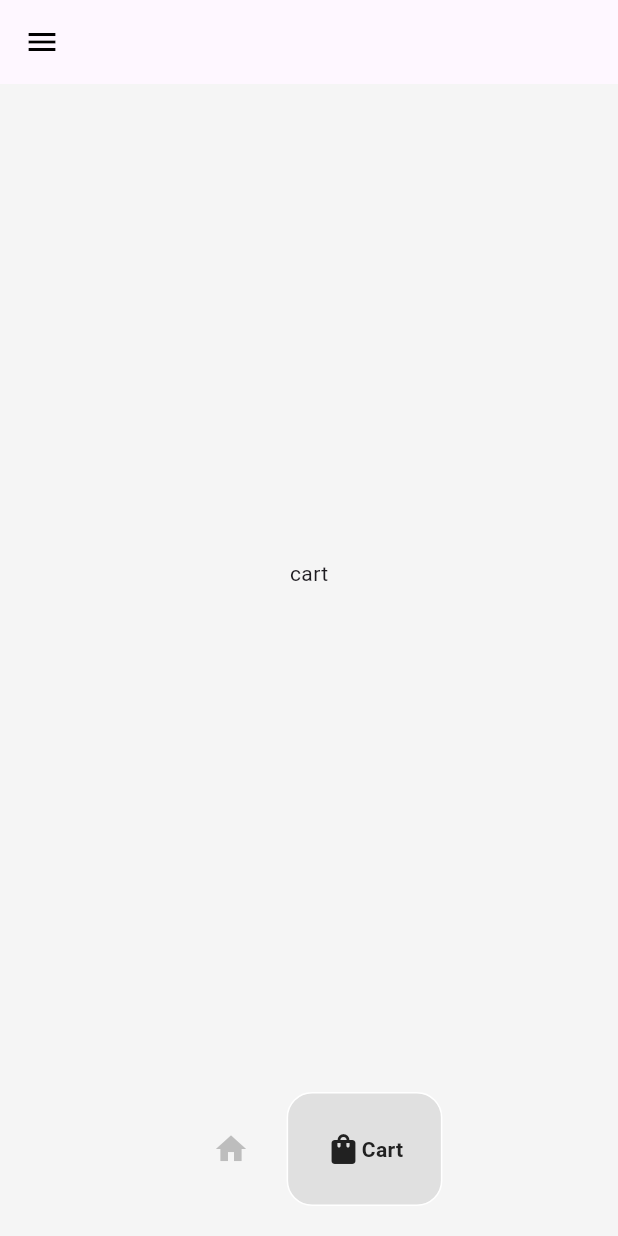
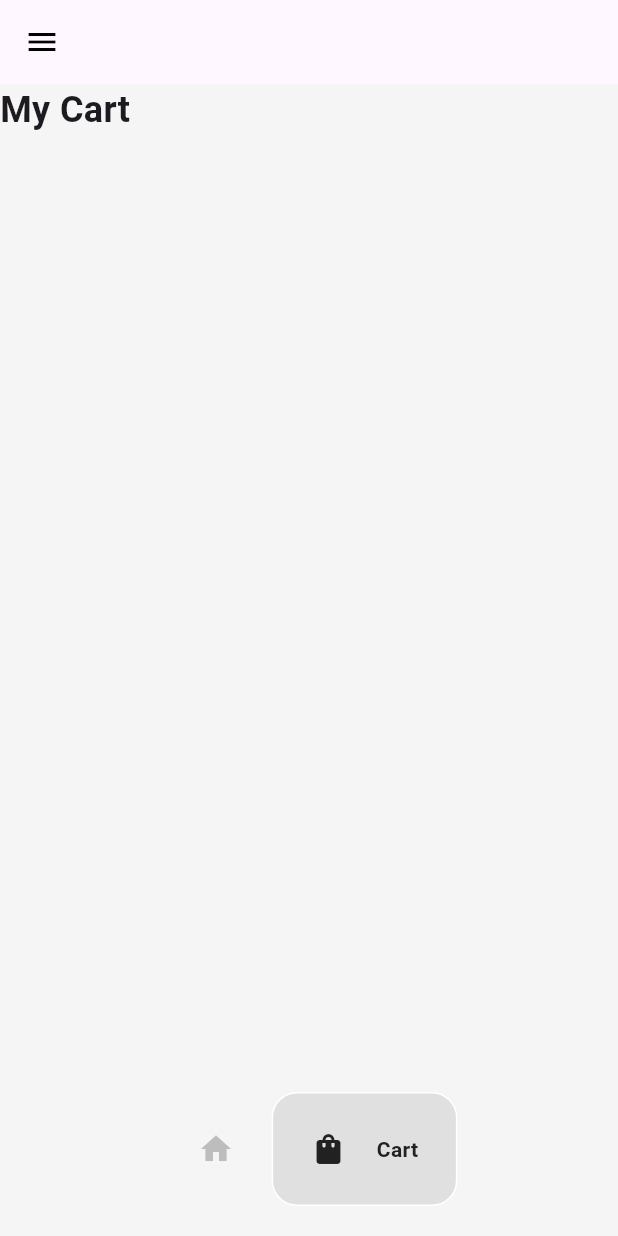
Before and after one commit to 12kishansingh/e_commorce_app, a Flutter app: the HomePage screen opened directly, item 2 of the bottom bar chosen, on a phone screen of 412 x 824 dp. Run offline on Flutter 3.47's test engine with Material 3 defaults, Android fonts, the phone set to English and light mode, and no system bars; drawn by our look-alikes of google_nav_bar.

Commit message:
add item to the cart

```diff
--- a/lib/components/google_nav_bar.dart
+++ b/lib/components/google_nav_bar.dart
@@ -17,6 +17,7 @@
         tabBackgroundColor: Colors.grey.shade300,
         mainAxisAlignment: MainAxisAlignment.center,
         tabBorderRadius: 17,
+        gap: 20,
         onTabChange: (value)=>onTabChange!(value),
         tabs: [
           GButton(
--- a/lib/pages/cart_page.dart
+++ b/lib/pages/cart_page.dart
@@ -1,18 +1,43 @@
+import 'package:e_commorce_app/components/cart_items.dart';
+import 'package:e_commorce_app/models/cart.dart';
+import 'package:e_commorce_app/models/shoe.dart';
 import 'package:flutter/material.dart';
+import 'package:provider/provider.dart';
 
-class CartPage extends StatefulWidget {
+class CartPage extends StatelessWidget {
   const CartPage({super.key});
 
   @override
-  State<CartPage> createState() => _CartPageState();
-}
+  Widget build(BuildContext context) {
+    return Consumer<Cart>(
+        builder: (context, value, child) => Column(
+          crossAxisAlignment: CrossAxisAlignment.start,
 
-class _CartPageState extends State<CartPage> {
-  @override
-  Widget build(BuildContext context) {
-    return const Center(
-      child:
-      Text('cart'),
-    );
+              children: [
+                // headin
+                Text(
+                  'My Cart',
+                  style: TextStyle(
+                    fontWeight: FontWeight.bold,
+                    fontSize: 24,
+                  ),
+                ),
+                const SizedBox(height: 20),
+                Expanded(
+                  child: ListView.builder(
+                    itemCount: value.getusercart().length,
+                    itemBuilder: (context, index) {
+                      // get individula shoe
+                      Shoe individualshoe = value.getusercart()[index];
+
+                      // return the cart item
+                      return CartItem(
+                        shoe: individualshoe,
+                      );
+                    },
+                  ),
+                ),
+              ],
+            ));
   }
 }
--- a/lib/pages/shop_page.dart
+++ b/lib/pages/shop_page.dart
@@ -22,7 +22,7 @@
       context: context,
       builder:(context)=>AlertDialog(
         title: Text('Successfully added!'),
-        content: Text('Check your cartd'),
+        content: Text('Check your cart'),
       ),
     );
   }
```
Also changed, not shown: lib/components/cart_items.dart (added, +40 -0 lines).
